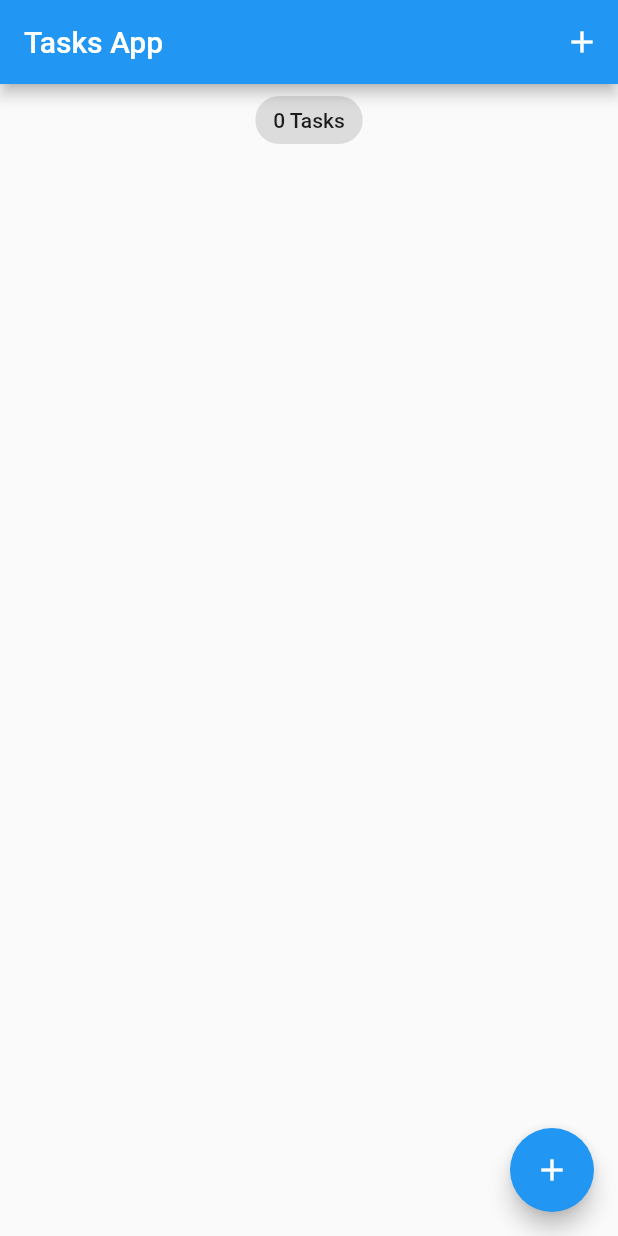
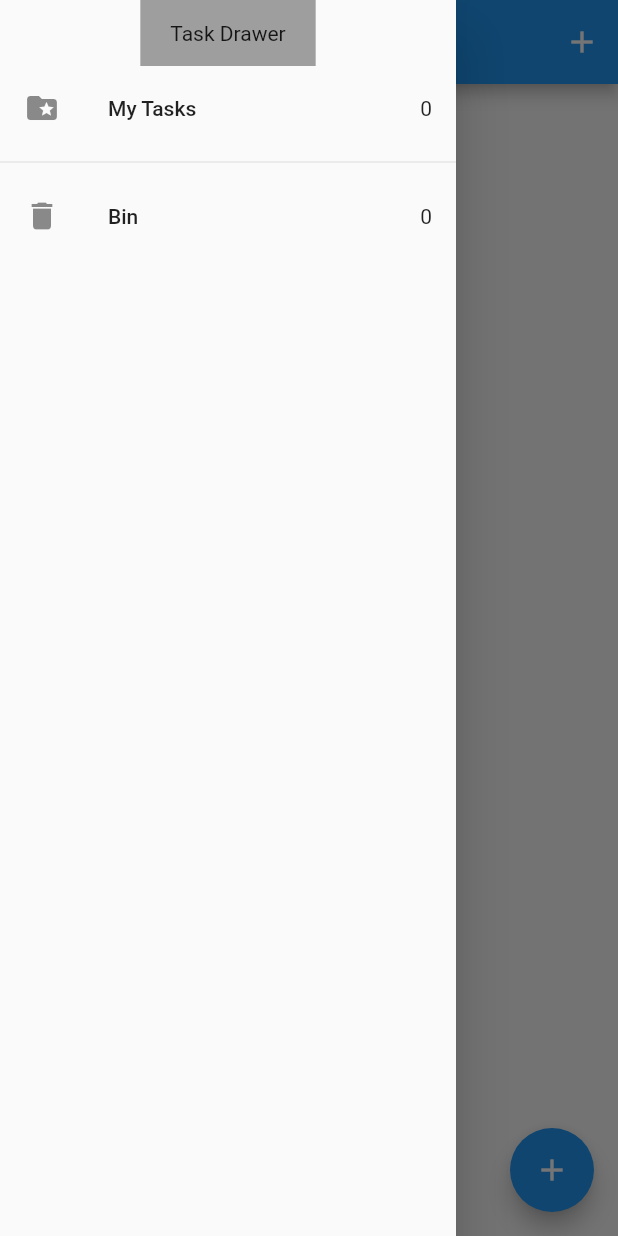
Before and after one commit to JohnGJackson0/favs-flutter, a Flutter app: the screen it shows after launch, with the side drawer open (before the commit the screen has no drawer), on a phone screen of 412 x 824 dp. Run offline on Flutter 3.47's test engine with Material 2 defaults, Android fonts, the phone set to English and light mode, and no system bars; our stand-ins replace equatable, flutter_bloc, hydrated_bloc.

Commit message:
feat: Navigation

```diff
--- a/lib/main.dart
+++ b/lib/main.dart
@@ -1,3 +1,4 @@
+import 'package:favs_app/services/app_router.dart';
 import 'package:flutter/material.dart';
 import 'package:path_provider/path_provider.dart';
 
@@ -10,11 +11,14 @@ void main() async {
   final storage = await HydratedStorage.build(
       storageDirectory: await getApplicationDocumentsDirectory());
 
-  HydratedBlocOverrides.runZoned(() => runApp(const MyApp()), storage: storage);
+  HydratedBlocOverrides.runZoned(() => runApp(MyApp(appRouter: AppRouter())),
+      storage: storage);
 }
 
 class MyApp extends StatelessWidget {
-  const MyApp({Key? key}) : super(key: key);
+  const MyApp({Key? key, required this.appRouter}) : super(key: key);
+
+  final AppRouter appRouter;
 
   // This widget is the root of your application.
   @override
@@ -27,6 +31,7 @@ class MyApp extends StatelessWidget {
           primarySwatch: Colors.blue,
         ),
         home: TasksScreen(),
+        onGenerateRoute: appRouter.onGenerateRoute,
       ),
     );
   }
--- /dev/null
+++ b/lib/screens/my_drawer.dart
@@ -0,0 +1,39 @@
+import 'package:favs_app/screens/recycle_bin.dart';
+import 'package:favs_app/screens/tasks_screen.dart';
+import 'package:flutter/material.dart';
+
+class MyDrawer extends StatelessWidget {
+  const MyDrawer({Key? key}) : super(key: key);
+
+  @override
+  Widget build(BuildContext context) {
+    return SafeArea(
+      child: Drawer(
+        child: Column(
+          children: [
+            Container(
+                color: Colors.grey,
+                child: const Text('Task Drawer'),
+                padding:
+                    const EdgeInsets.symmetric(vertical: 14, horizontal: 20)),
+            GestureDetector(
+              onTap: () => Navigator.of(context).pushNamed(TasksScreen.id),
+              child: const ListTile(
+                  leading: Icon(Icons.folder_special),
+                  title: Text('My Tasks'),
+                  trailing: Text('0')),
+            ),
+            const Divider(),
+            GestureDetector(
+              onTap: () => Navigator.of(context).pushNamed(RecycleBin.id),
+              child: const ListTile(
+                  leading: Icon(Icons.delete),
+                  title: Text('Bin'),
+                  trailing: Text('0')),
+            )
+          ],
+        ),
+      ),
+    );
+  }
+}
--- a/lib/screens/tasks_screen.dart
+++ b/lib/screens/tasks_screen.dart
@@ -1,4 +1,5 @@
 import 'package:favs_app/blocs/bloc_exports.dart';
+import 'package:favs_app/screens/my_drawer.dart';
 import 'package:flutter/material.dart';
 import '../models/task.dart';
 import '../widgets/tasks_lists.dart';
@@ -8,6 +9,8 @@ class TasksScreen extends StatelessWidget {
   TasksScreen({Key? key}) : super(key: key);
 
   TextEditingController titleController = TextEditingController();
+
+  static const id = 'tasks_screen';
 
   void _addTask(BuildContext context) {
     showModalBottomSheet(
@@ -34,6 +37,7 @@ class TasksScreen extends StatelessWidget {
               )
             ],
           ),
+          drawer: const MyDrawer(),
           body: Column(
             crossAxisAlignment: CrossAxisAlignment.center,
             children: [
```
Also changed, not shown: lib/screens/recycle_bin.dart (added, +36 -0 lines), lib/services/app_router.dart (added, +16 -0 lines).
